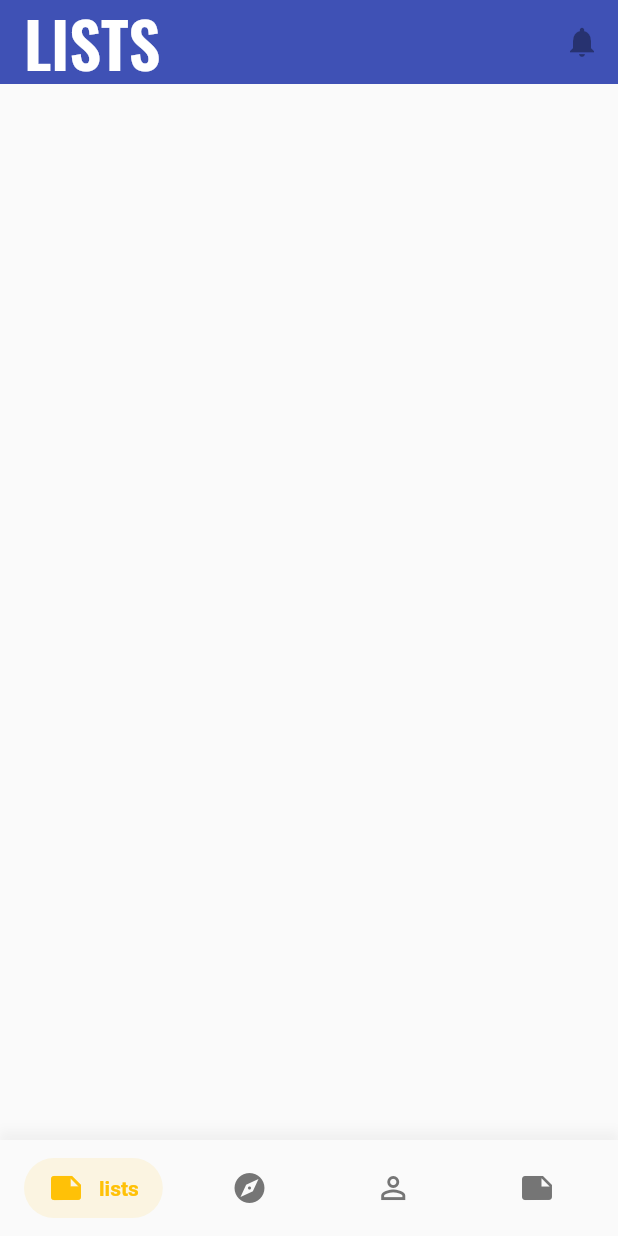
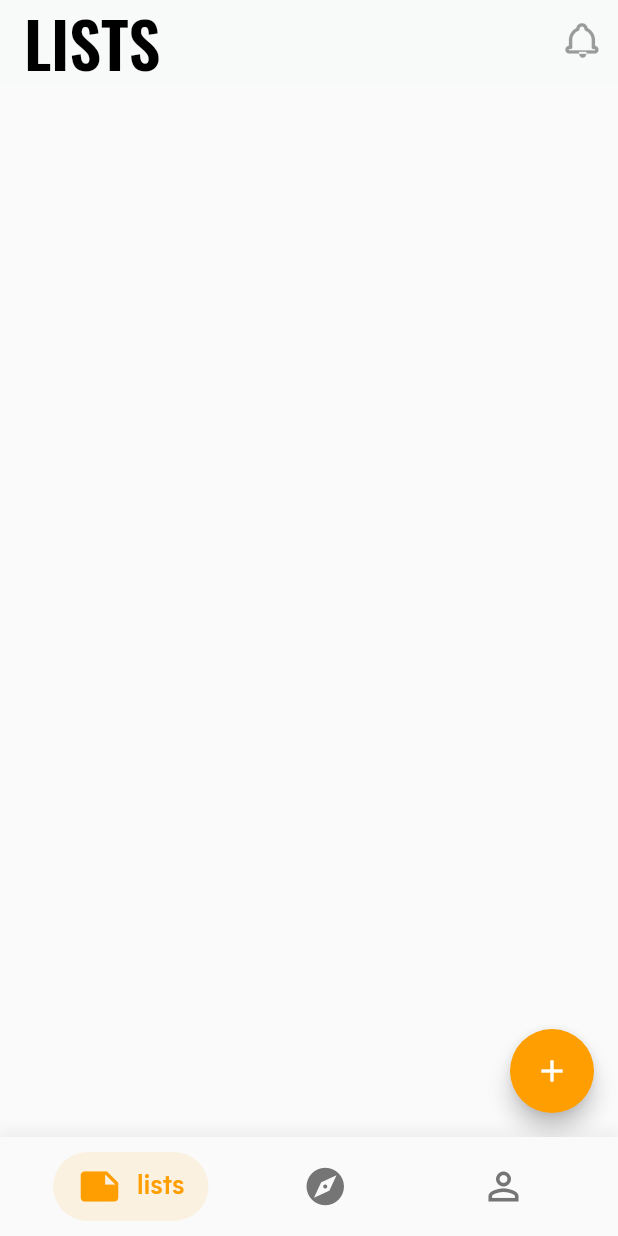
Before and after one commit to RobbeBuyle/PassionProject, a Flutter app: the screen it shows after launch, on a phone screen of 412 x 824 dp. Run offline on Flutter 3.47's test engine with Material 2 defaults, Android fonts, the phone set to English and light mode, and no system bars; our stand-ins replace flutter_mobx, mobx; generated files the repository leaves out were written again.

Commit message:
deleted mobx copy, added new icon, modified nav bar and fAB, added styling and custom icons

```diff
--- a/tick/lib/App.dart
+++ b/tick/lib/App.dart
@@ -4,13 +4,13 @@ import 'package:tick/screens/create_screen.dart';
 import 'package:tick/screens/discover_screen.dart';
 import 'package:tick/screens/list_screen.dart';
 import 'package:tick/widgets/bottomNavBar.dart';
+import 'package:tick/style/style.dart';
 
 class App extends StatefulWidget {
   final List<BarItem> barItems = [
-    BarItem(text: "lists", icon: Icons.note, color: Colors.amber),
-    BarItem(text: "discover", icon: Icons.explore, color: Colors.purple),
-    BarItem(text: "account", icon: Icons.perm_identity, color: Colors.teal),
-    BarItem(text: "create", icon: Icons.note, color: Colors.pink),
+    BarItem(text: "lists", icon: Icons.note, color: ColorsYellow),
+    BarItem(text: "discover", icon: Icons.explore, color: ColorsPurple),
+    BarItem(text: "account", icon: Icons.perm_identity, color: ColorsBlue),
   ];
   @override
   _AppState createState() => _AppState();
--- a/tick/lib/main.dart
+++ b/tick/lib/main.dart
@@ -1,5 +1,6 @@
 import 'package:flutter/material.dart';
 import 'App.dart';
+import 'style/style.dart';
 
 void main() => runApp(MyApp());
 
@@ -15,8 +16,10 @@ class MyApp extends StatelessWidget {
 
   ThemeData _configureThemeData() {
     return ThemeData(
-      primarySwatch: Colors.indigo,
-      accentColor: Colors.red,
+      appBarTheme: AppBarTheme(
+        textTheme: TextTheme(title: AppBarTextStyle),
+      ),
+      textTheme: TextTheme(title: TitleTextStyle, body1: Body1TextStyle),
     );
   }
 }
--- a/tick/lib/screens/list_screen.dart
+++ b/tick/lib/screens/list_screen.dart
@@ -1,4 +1,6 @@
 import 'package:flutter/material.dart';
+import 'package:tick/style/flutter_icons_icons.dart';
+import 'package:tick/style/style.dart';
 
 class ListScreen extends StatefulWidget {
   @override
@@ -10,6 +12,7 @@ class _ListScreenState extends State<ListScreen> {
   Widget build(BuildContext context) {
     return Scaffold(
       appBar: AppBar(
+        backgroundColor: ColorsLightBackground,
         title: Text(
           'LISTS',
           style: TextStyle(
@@ -20,11 +23,18 @@ class _ListScreenState extends State<ListScreen> {
         elevation: 0.0,
         actions: <Widget>[
           IconButton(
-            icon: Icon(Icons.notifications),
+            icon: Icon(FlutterIcons.notifications),
             iconSize: 24.0,
           )
         ],
       ),
+      floatingActionButton: FloatingActionButton(
+        child: Icon(Icons.add),
+        backgroundColor: ColorsYellow,
+        onPressed: () {
+          print('add note');
+        },
+      ),
     );
   }
 }
--- /dev/null
+++ b/tick/lib/style/flutter_icons_icons.dart
@@ -0,0 +1,40 @@
+/// Flutter icons FlutterIcons
+/// Copyright (C) 2019 by original authors @ fluttericon.com, fontello.com
+/// This font was generated by FlutterIcon.com, which is derived from Fontello.
+///
+/// To use this font, place it in your fonts/ directory and include the
+/// following in your pubspec.yaml
+///
+/// flutter:
+///   fonts:
+///    - family:  FlutterIcons
+///      fonts:
+///       - asset: fonts/FlutterIcons.ttf
+///
+///
+/// * Material Design Icons, Copyright (C) Google, Inc
+///         Author:    Google
+///         License:   Apache 2.0 (https://www.apache.org/licenses/LICENSE-2.0)
+///         Homepage:  https://design.google.com/icons/
+///
+import 'package:flutter/widgets.dart';
+
+class FlutterIcons {
+  FlutterIcons._();
+
+  static const _kFontFam = 'FlutterIcons';
+
+  static const IconData share_1 = const IconData(0xe800, fontFamily: _kFontFam);
+  static const IconData back = const IconData(0xe801, fontFamily: _kFontFam);
+  static const IconData darkmode = const IconData(0xe802, fontFamily: _kFontFam);
+  static const IconData delete = const IconData(0xe803, fontFamily: _kFontFam);
+  static const IconData edit = const IconData(0xe804, fontFamily: _kFontFam);
+  static const IconData save = const IconData(0xe805, fontFamily: _kFontFam);
+  static const IconData notifications = const IconData(0xe806, fontFamily: _kFontFam);
+  static const IconData share = const IconData(0xe807, fontFamily: _kFontFam);
+  static const IconData search = const IconData(0xe808, fontFamily: _kFontFam);
+  static const IconData star = const IconData(0xe809, fontFamily: _kFontFam);
+  static const IconData tabaccount = const IconData(0xe80a, fontFamily: _kFontFam);
+  static const IconData tabdiscover = const IconData(0xe80b, fontFamily: _kFontFam);
+  static const IconData tabnotes = const IconData(0xe80c, fontFamily: _kFontFam);
+}
--- /dev/null
+++ b/tick/lib/style/style.dart
@@ -0,0 +1,46 @@
+import 'package:flutter/material.dart';
+
+//COLORS
+
+const ColorsWhite = Color(0xFFFFFFFF);
+const ColorsBlack = Color(0xFF090909);
+
+const ColorsLightBackground = Color(0xFFF8F9F9);
+const ColorsDarkBackground = Color(0xFF080808);
+
+const ColorsYellow = Color(0xFFFF9E00);
+const ColorsBlue = Color(0xFF63A1FC);
+const ColorsPurple = Color(0xFF6745BF);
+
+const ColorsGrey600 = Color(0xFF222222);
+const ColorsGrey500 = Color(0xFF323232);
+const ColorsGrey400 = Color(0xFF6D6D6D);
+const ColorsGrey300 = Color(0xFFAFAFAF);
+
+//TEXT STYLES
+
+const LargeTestSize = 22.0;
+const BodyTextSize = 16.0;
+
+const String FontNameDefault = "Biotif";
+const String FontNameTitle = "Oswald";
+
+const AppBarTextStyle = TextStyle(
+  fontFamily: FontNameTitle,
+  fontSize: 42.0,
+  color: Colors.black,
+);
+
+const TitleTextStyle = TextStyle(
+  fontFamily: FontNameDefault,
+  fontSize: 22.0,
+  fontWeight: FontWeight.w700,
+  color: Colors.black,
+);
+
+const Body1TextStyle = TextStyle(
+  fontFamily: FontNameDefault,
+  fontSize: 16.0,
+  fontWeight: FontWeight.w400,
+  color: Colors.black,
+);
--- a/tick/lib/widgets/bottomNavBar.dart
+++ b/tick/lib/widgets/bottomNavBar.dart
@@ -35,10 +35,10 @@ class _AnimatedBottomBarState extends State<AnimatedBottomBar>
         child: Material(
           child: Padding(
             padding: const EdgeInsets.only(
-                bottom: 12.0, top: 12.0, left: 16.0, right: 16.0),
+                bottom: 10.0, top: 10.0, left: 12.0, right: 12.0),
             child: Row(
               mainAxisSize: MainAxisSize.max,
-              mainAxisAlignment: MainAxisAlignment.spaceBetween,
+              mainAxisAlignment: MainAxisAlignment.spaceAround,
               children: _buildBarItems(),
             ),
           ),
@@ -73,7 +73,7 @@ class _AnimatedBottomBarState extends State<AnimatedBottomBar>
               Icon(
                 item.icon,
                 color: isSelected ? item.color : Colors.grey[600],
-                size: 24.0,
+                size: 30.0,
               ),
               SizedBox(
                 width: 10.0,
@@ -84,8 +84,10 @@ class _AnimatedBottomBarState extends State<AnimatedBottomBar>
                 vsync: this,
                 child: Text(
                   isSelected ? item.text : "",
-                  style:
-                      TextStyle(color: item.color, fontWeight: FontWeight.w600),
+                  style: TextStyle(
+                      color: item.color,
+                      fontWeight: FontWeight.w600,
+                      fontSize: 18.0),
                 ),
               )
             ],
```
Also changed, not shown: tests/mobx_testing/lib/main.dart (deleted, +0 -13 lines), tests/mobx_testing/lib/pages/counter_page.dart (deleted, +0 -38 lines), tests/mobx_testing/lib/store/counter/counter.dart (deleted, +0 -26 lines), tests/mobx_testing/pubspec.yaml (deleted, +0 -72 lines), tick/pubspec.yaml (+13 -0 lines), tests/mobx_testing/lib/store/counter/counter.g.dart (deleted), tests/mobx_testing/pubspec.lock (deleted), tick/assets/fonts/FlutterIcons.ttf (added), 68 other files.
